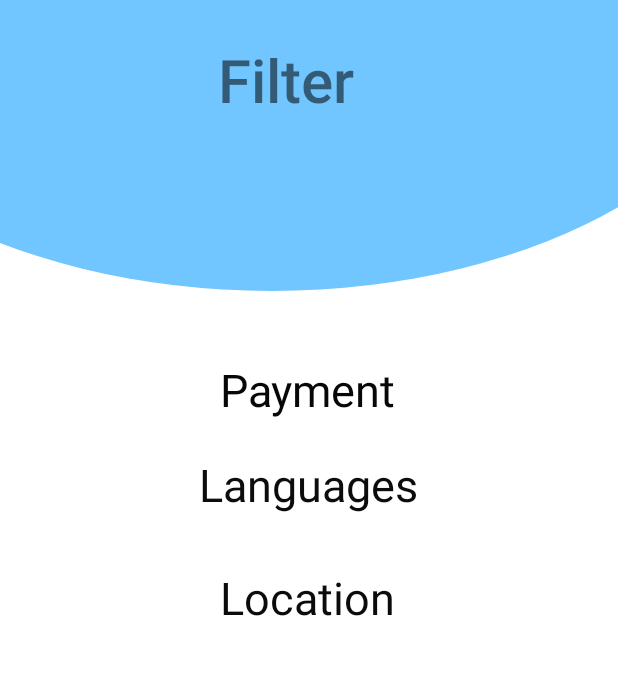
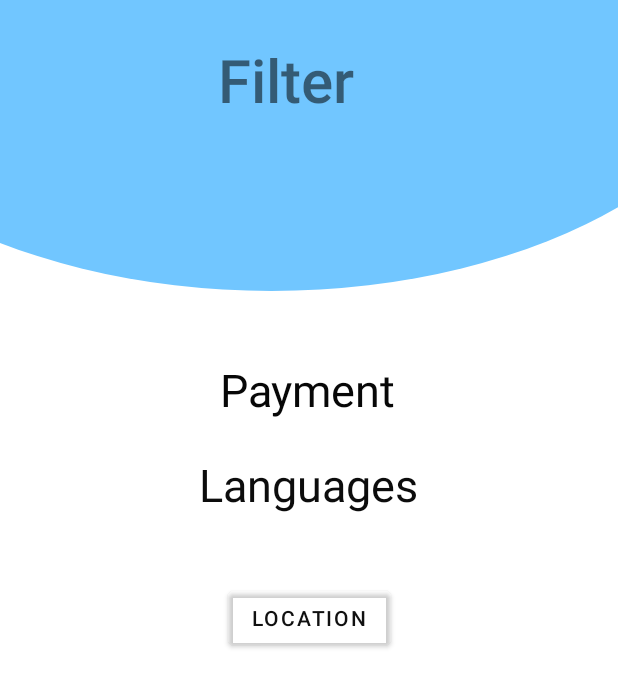
Before and after one commit to 0xAlon/GetJob, an Android app: the screen it shows after launch (Filter), on a phone screen of 412 x 824 dp. Shown: the top 687 px of the screen. Run offline under Robolectric (Android 15) with nearby library versions, the phone set to English and light mode, and no system bars.

Commit message:
Working on Location Filter

```diff
--- a/app/src/main/AndroidManifest.xml
+++ b/app/src/main/AndroidManifest.xml
@@ -9,7 +9,7 @@
         android:roundIcon="@mipmap/ic_launcher_round"
         android:supportsRtl="true"
         android:theme="@style/Theme.GetJob">
-
+        <activity android:name=".Location"></activity>
         <activity android:name=".Filter">
             <intent-filter>
                 <action android:name="android.intent.action.MAIN" />
@@ -17,7 +17,6 @@
                 <category android:name="android.intent.category.LAUNCHER" />
             </intent-filter>
         </activity>
-
         <activity android:name=".MainActivity">
             <intent-filter>
                 <action android:name="android.intent.action.MAIN" />
--- a/app/src/main/java/com/team3/getjob/Filter.java
+++ b/app/src/main/java/com/team3/getjob/Filter.java
@@ -2,7 +2,10 @@ package com.team3.getjob;
 
 import androidx.appcompat.app.AppCompatActivity;
 
+import android.content.Intent;
 import android.os.Bundle;
+import android.view.View;
+import android.widget.Button;
 
 public class Filter extends AppCompatActivity {
 
@@ -10,5 +13,13 @@ public class Filter extends AppCompatActivity {
     protected void onCreate(Bundle savedInstanceState) {
         super.onCreate(savedInstanceState);
         setContentView(R.layout.activity_filter);
+        Button button = (Button) findViewById(R.id.button4);
+        button.setOnClickListener(new View.OnClickListener() {
+            @Override
+            public void onClick(View v) {
+                Intent intent = new Intent(Filter.this, Location.class);
+                startActivity(intent);
+            }
+        });
     }
 }
--- a/app/src/main/res/layout/activity_filter.xml
+++ b/app/src/main/res/layout/activity_filter.xml
@@ -50,7 +50,7 @@
         android:layout_marginTop="75dp"
         android:layout_marginEnd="23dp"
         android:layout_marginBottom="75dp"
-        android:text="Payment"
+        android:text="@string/payment"
         android:textColor="#070707"
         android:textColorHint="#0B0A0A"
         android:textSize="30sp"
@@ -68,7 +68,7 @@
         android:layout_marginStart="23dp"
         android:layout_marginEnd="23dp"
         android:layout_marginBottom="91dp"
-        android:text="Languages"
+        android:text="@string/languages"
         android:textColor="#0C0C0C"
         android:textSize="30sp"
         app:layout_constraintBottom_toTopOf="@+id/button2"
@@ -78,19 +78,19 @@
         app:layout_constraintTop_toBottomOf="@+id/textView2"
         app:layout_constraintVertical_bias="0.055" />
 
-    <TextView
-        android:id="@+id/textView4"
+    <Button
+        android:id="@+id/button4"
         android:layout_width="wrap_content"
         android:layout_height="wrap_content"
+        android:backgroundTint="#0071C6FF"
         android:text="Location"
-        android:textColor="#0B0B0B"
-        android:textSize="30sp"
+        android:textColor="#101010"
         app:layout_constraintBottom_toBottomOf="parent"
         app:layout_constraintEnd_toEndOf="parent"
-        app:layout_constraintHorizontal_bias="0.496"
         app:layout_constraintStart_toStartOf="parent"
-        app:layout_constraintTop_toBottomOf="@+id/textView3"
-        app:layout_constraintVertical_bias="0.079" />
+        app:layout_constraintTop_toTopOf="parent"
+
+        />
 
 
 </androidx.constraintlayout.widget.ConstraintLayout>
--- a/app/src/main/res/values/strings.xml
+++ b/app/src/main/res/values/strings.xml
@@ -3,5 +3,7 @@
     <string name="filter">Filter</string>
     <string name="complete">Complete</string>
     <string name="Payment">Switch</string>
+    <string name="payment">Payment</string>
+    <string name="languages">Languages</string>
 
 </resources>
```
Also changed, not shown: app/src/main/java/com/team3/getjob/Location.java (added, +14 -0 lines), app/src/main/res/layout/activity_location.xml (added, +9 -0 lines), 22 other files.
